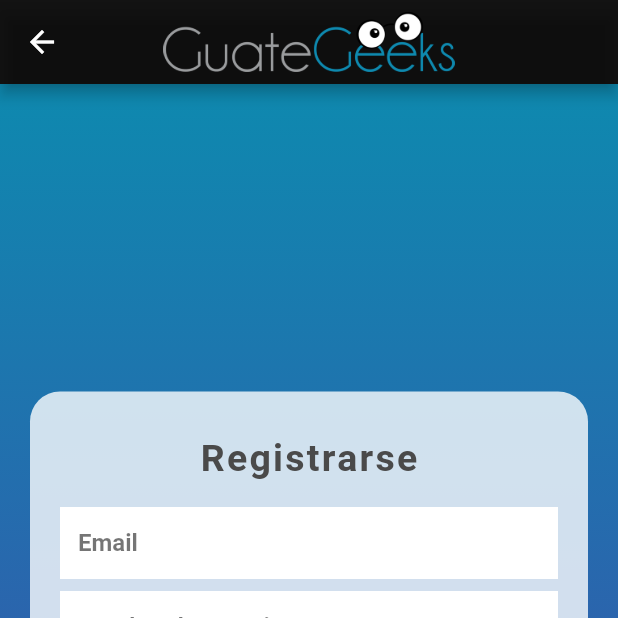
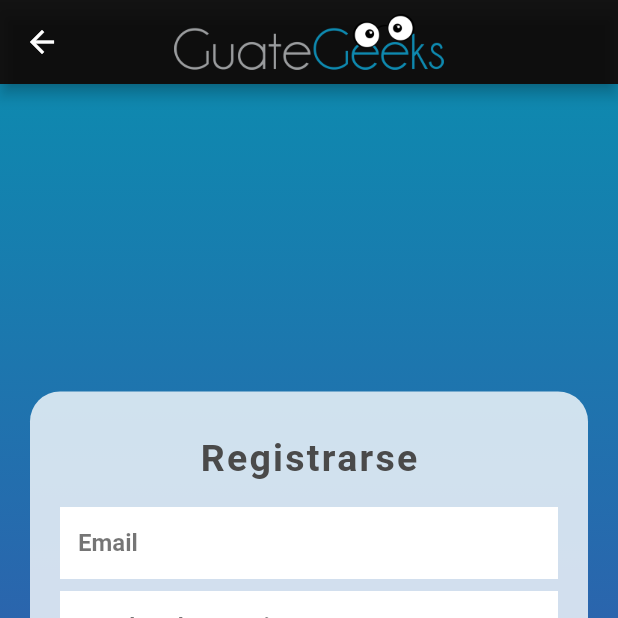
Before and after one commit to GuateGeeks/GeeksDayFlutter, a Flutter app: the screen it shows after launch, after a tap on "Ingresar", after a tap on "Registrarse", on a phone screen of 412 x 824 dp, the top half of it. Run offline on Flutter 3.47's test engine with Material 2 defaults, Android fonts, the phone set to English and light mode, and no system bars; our stand-ins replace cloud_firestore, equatable, firebase_auth, firebase_core, firebase_storage, flutter_bloc and 5 more; missing offline and left inert: dart:html, dart:js, image_whisperer, multiavatar, random_password_generator; accounts and stored records are empty.

Commit message:
Ticket #60 adjust registration button and image in the login

```diff
--- a/lib/ui/email_create_screen.dart
+++ b/lib/ui/email_create_screen.dart
@@ -50,7 +50,7 @@ class _EmailCreateState extends State<EmailCreate> {
         title: Image.asset(
           "assets/guateGeeksLogo.png",
           width: 200,
-          height: 40,
+          height: 37,
         ),
         leading: ReturnButton(),
       ),
--- a/lib/ui/email_signin_screen.dart
+++ b/lib/ui/email_signin_screen.dart
@@ -40,7 +40,7 @@ class _EmailSignInState extends State<EmailSignIn> {
         title: Image.asset(
           "assets/guateGeeksLogo.png",
           width: 200,
-          height: 40,
+          height: 37,
         ),
         automaticallyImplyLeading: false,
       ),
```
